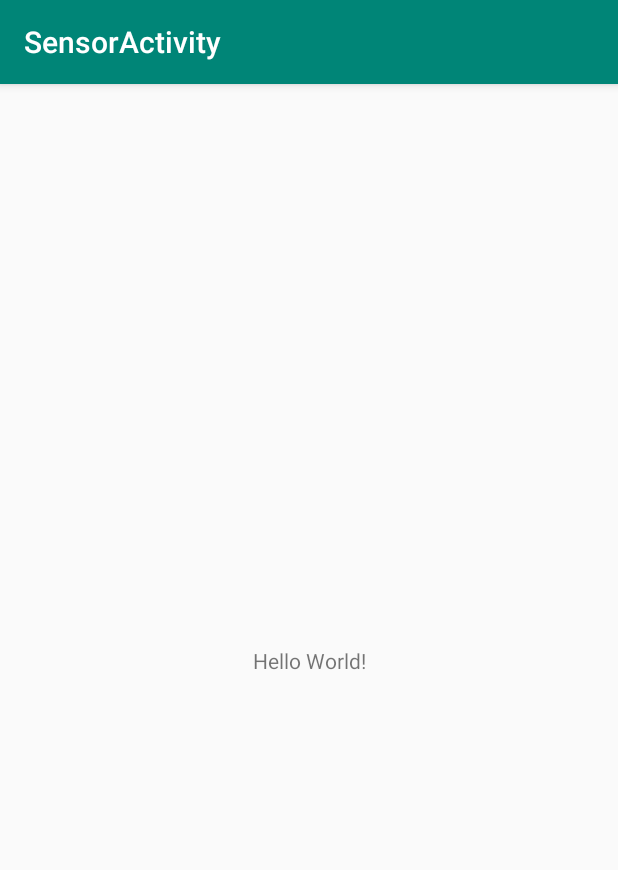
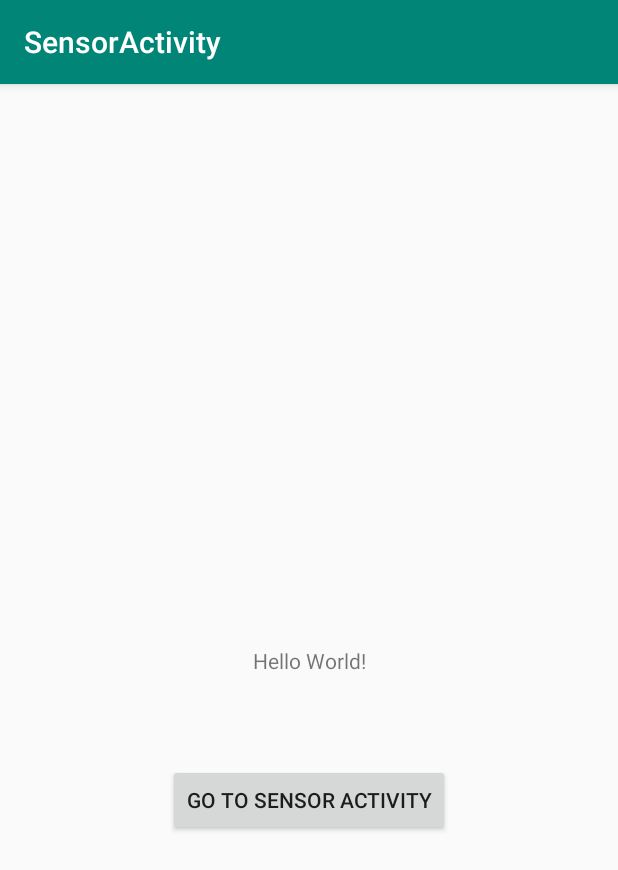
Before and after one commit to Irina-Elena/android, an Android app: the screen it shows after launch (MainActivity), on a phone screen of 412 x 824 dp. Shown: the top 870 px of the screen. Run offline under Robolectric (Android 15) with nearby library versions, the phone set to English and light mode, and no system bars.

Commit message:
finished the sensor part of the lab6

```diff
--- a/SensorActivity/app/src/main/AndroidManifest.xml
+++ b/SensorActivity/app/src/main/AndroidManifest.xml
@@ -9,6 +9,7 @@
         android:roundIcon="@mipmap/ic_launcher_round"
         android:supportsRtl="true"
         android:theme="@style/AppTheme">
+        <activity android:name=".SensorActivity"></activity>
         <activity android:name=".MainActivity">
             <intent-filter>
                 <action android:name="android.intent.action.MAIN" />
--- a/SensorActivity/app/src/main/res/layout/activity_main.xml
+++ b/SensorActivity/app/src/main/res/layout/activity_main.xml
@@ -7,6 +7,7 @@
     tools:context=".MainActivity">
 
     <TextView
+        android:id="@+id/textView"
         android:layout_width="wrap_content"
         android:layout_height="wrap_content"
         android:text="Hello World!"
@@ -15,4 +16,17 @@
         app:layout_constraintRight_toRightOf="parent"
         app:layout_constraintTop_toTopOf="parent" />
 
+    <Button
+        android:id="@+id/sensor_button"
+        android:layout_width="wrap_content"
+        android:layout_height="wrap_content"
+        android:layout_marginTop="37dp"
+        android:text="Go to sensor activity"
+        android:onClick="goToSensorActivity"
+        app:layout_constraintBottom_toBottomOf="parent"
+        app:layout_constraintEnd_toEndOf="parent"
+        app:layout_constraintStart_toStartOf="parent"
+        app:layout_constraintTop_toBottomOf="@+id/textView"
+        app:layout_constraintVertical_bias="0.077" />
+
 </androidx.constraintlayout.widget.ConstraintLayout>
```
Also changed, not shown: SensorActivity/app/src/main/java/com/example/sensoractivity/MainActivity.java (+8 -0 lines), SensorActivity/app/src/main/java/com/example/sensoractivity/SensorActivity.java (added, +59 -0 lines), SensorActivity/app/src/main/res/layout/activity_sensor.xml (added, +43 -0 lines).
